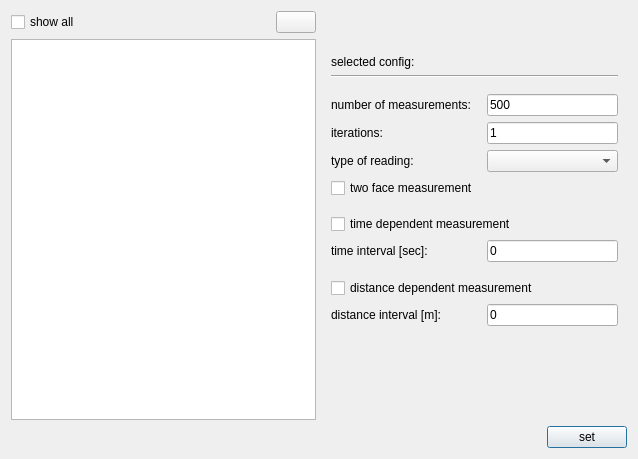
First picture: the form in ui/dialogs/measurementconfigurationdialog.ui, repository OpenIndy/OpenIndy, before the edit.
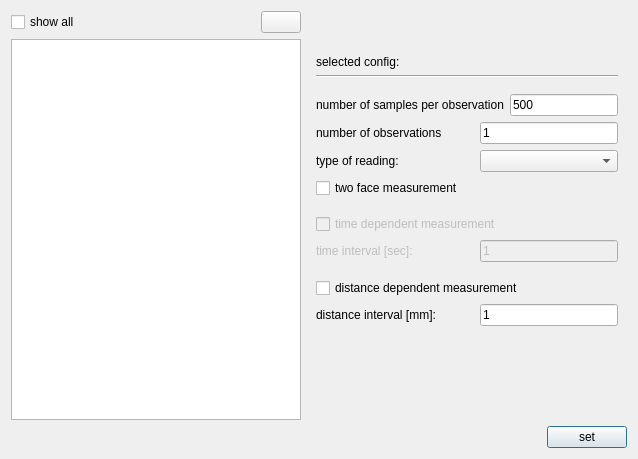
Second picture: the form after the edit. Icons and pictures are not drawn.

Commit message:
oi-352 ready for code review
changed parameter description and unit of distance interval

Diff of the .ui file:
```diff
--- a/ui/dialogs/measurementconfigurationdialog.ui
+++ b/ui/dialogs/measurementconfigurationdialog.ui
@@ -162,7 +162,7 @@
             <item>
              <widget class="QLabel" name="label_numMeas">
               <property name="text">
-               <string>number of measurements:</string>
+               <string>number of samples per observation</string>
               </property>
              </widget>
             </item>
@@ -180,7 +180,7 @@
             <item>
              <widget class="QLabel" name="label_iterations">
               <property name="text">
-               <string>iterations:</string>
+               <string>number of observations</string>
               </property>
              </widget>
             </item>
@@ -234,6 +234,9 @@
            <layout class="QVBoxLayout" name="verticalLayout_2">
             <item>
              <widget class="QCheckBox" name="checkBox_timeDependent">
+              <property name="enabled">
+               <bool>false</bool>
+              </property>
               <property name="text">
                <string>time dependent measurement</string>
               </property>
@@ -243,6 +246,9 @@
              <layout class="QHBoxLayout" name="horizontalLayout_6" stretch="8,7">
               <item>
                <widget class="QLabel" name="label_timeInterval">
+                <property name="enabled">
+                 <bool>false</bool>
+                </property>
                 <property name="text">
                  <string>time interval [sec]:</string>
                 </property>
@@ -250,8 +256,11 @@
               </item>
               <item>
                <widget class="QLineEdit" name="lineEdit_timeInterval">
+                <property name="enabled">
+                 <bool>false</bool>
+                </property>
                 <property name="text">
-                 <string>0</string>
+                 <string>1</string>
                 </property>
                </widget>
               </item>
@@ -289,14 +298,14 @@
               <item>
                <widget class="QLabel" name="label_distanceInterval">
                 <property name="text">
-                 <string>distance interval [m]:</string>
+                 <string>distance interval [mm]:</string>
                 </property>
                </widget>
               </item>
               <item>
                <widget class="QLineEdit" name="lineEdit_distancInterval">
                 <property name="text">
-                 <string>0</string>
+                 <string>1</string>
                 </property>
                </widget>
               </item>
```
